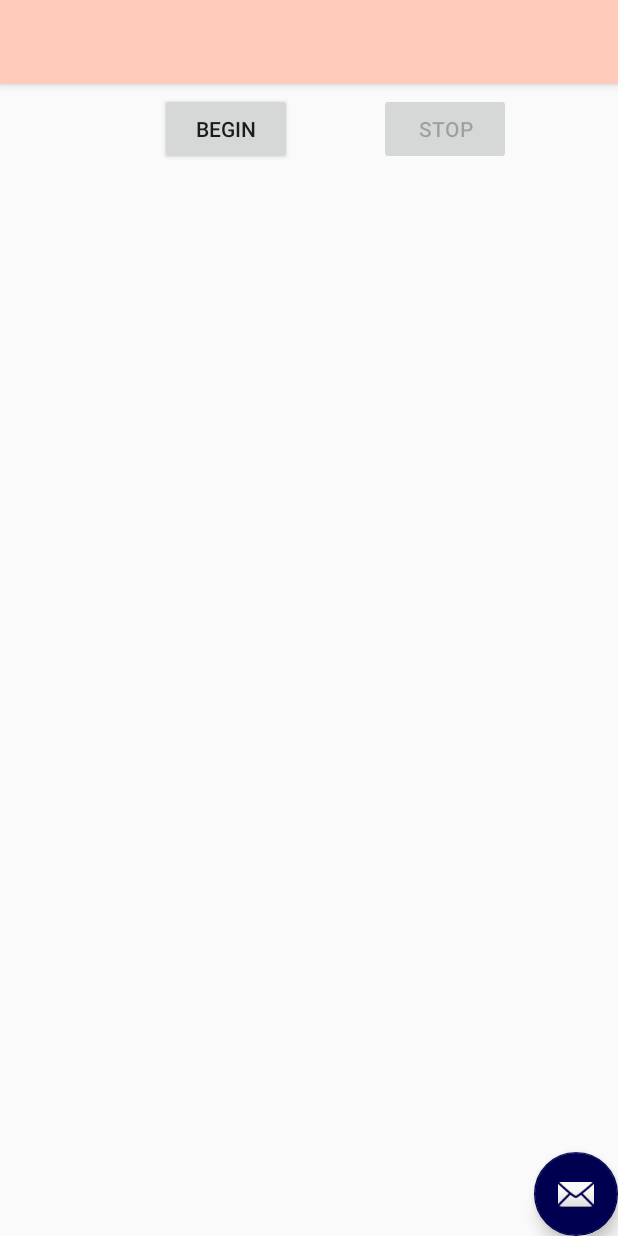
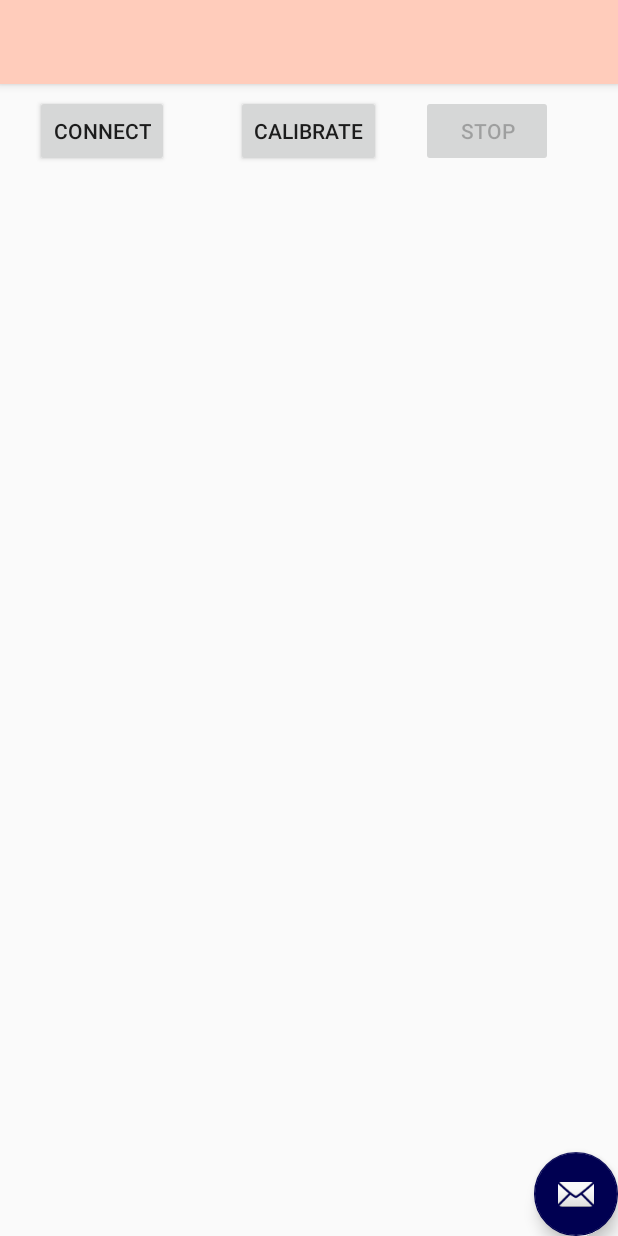
Before and after one commit to harameter/Harameter, an Android app: the BluetoothActivity screen opened directly, with no data from a screen before it, on a phone screen of 412 x 824 dp. Run offline under Robolectric (Android 15) with nearby library versions, the phone set to English and light mode, and no system bars; libraries missing offline, so code that uses them is left out: com.jjoe64.graphview; plain views replace GraphView; 13 statements that could not run were skipped.

Commit message:
Graph + connect / calibrate buttons

```diff
--- a/app/src/main/res/layout/content_bluetooth.xml
+++ b/app/src/main/res/layout/content_bluetooth.xml
@@ -23,11 +23,12 @@ android:layout_height="match_parent" >
         android:id="@+id/buttonStart"
         android:layout_width="wrap_content"
         android:layout_height="wrap_content"
-        android:layout_alignTop="@+id/buttonStop"
-        android:layout_marginEnd="58dp"
-        android:layout_toStartOf="@+id/buttonStop"
+        android:layout_alignBaseline="@+id/calibrateButton"
+        android:layout_alignBottom="@+id/calibrateButton"
+        android:layout_alignParentStart="true"
+        android:layout_marginStart="23dp"
         android:onClick="onClickStart"
-        android:text="Begin" />
+        android:text="Connect" />
 
     <Button
         android:id="@+id/buttonStop"
@@ -35,8 +36,8 @@ android:layout_height="match_parent" >
         android:layout_height="wrap_content"
         android:layout_alignParentEnd="true"
         android:layout_alignParentTop="true"
-        android:layout_marginEnd="71dp"
-        android:layout_marginTop="62dp"
+        android:layout_marginEnd="43dp"
+        android:layout_marginTop="63dp"
         android:onClick="onClickStop"
         android:text="Stop" />
 
@@ -46,15 +47,25 @@ android:layout_height="match_parent" >
         android:layout_height="wrap_content"
         android:layout_alignStart="@+id/buttonStart"
         android:layout_below="@+id/buttonStart"
-        android:layout_marginTop="48dp" />
+        android:layout_marginTop="25dp" />
 
     <com.jjoe64.graphview.GraphView
         android:id="@+id/graph"
         android:layout_width="match_parent"
         android:layout_height="300dp"
-    android:layout_below="@+id/buttonStart"
         android:layout_alignParentLeft="true"
         android:layout_alignParentStart="true"
+        android:layout_below="@+id/buttonStart"
         android:layout_marginTop="68dp"
         android:visibility="gone" />
+
+    <Button
+        android:id="@+id/calibrateButton"
+        android:layout_width="wrap_content"
+        android:layout_height="wrap_content"
+        android:layout_alignBaseline="@+id/buttonStop"
+        android:layout_alignBottom="@+id/buttonStop"
+        android:layout_centerHorizontal="true"
+        android:onClick="onClickCalibrate"
+        android:text="Calibrate" />
 </RelativeLayout>
```
Also changed, not shown: app/src/main/java/com/example/harameter/harameter/BluetoothActivity.java (+22 -10 lines). Lines whose indentation alone changed are shown as unchanged.
